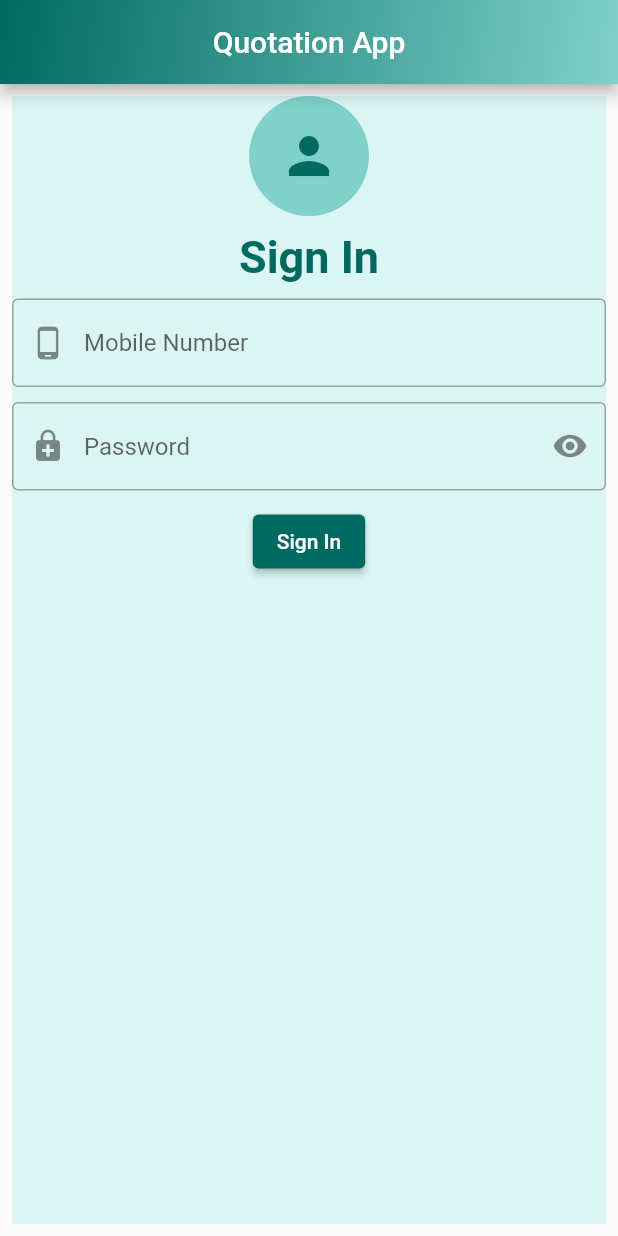
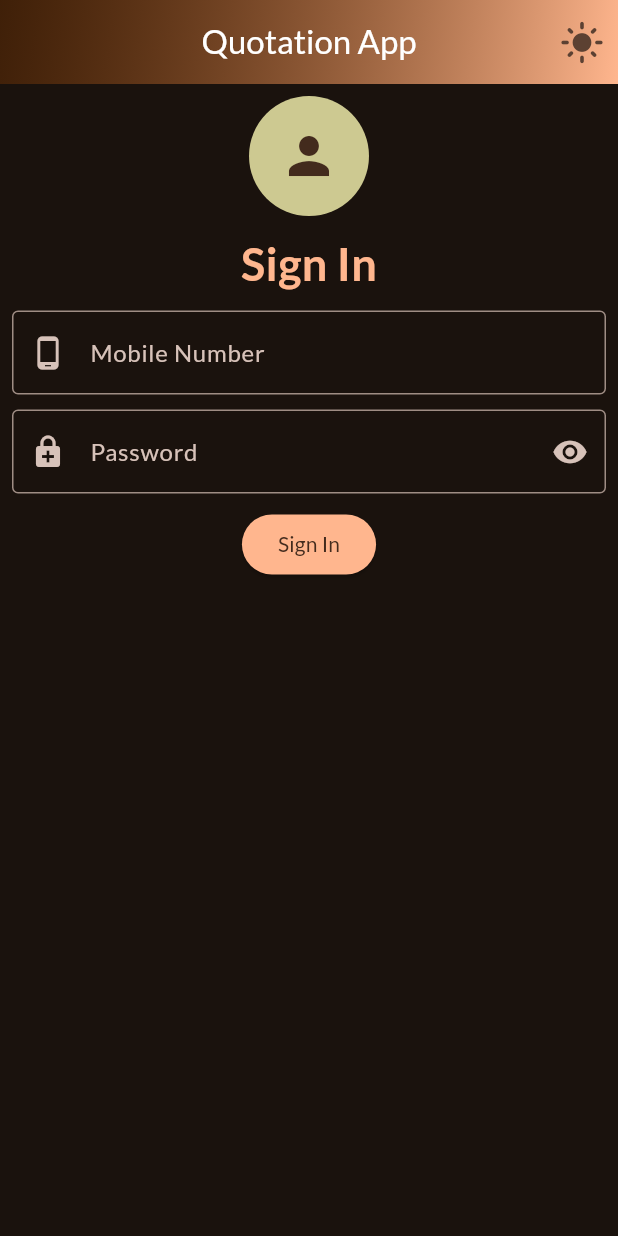
Before and after one commit to Kishore-r-77/flutter_quotation, a Flutter app: the screen it shows after launch, after a tap on "Sign In", on a phone screen of 412 x 824 dp. Run offline on Flutter 3.47's test engine with Material 2 defaults, Android fonts, the light colour scheme and no system bars; our stand-ins replace dio, flutter_riverpod, google_fonts, shared_preferences; network calls fail.

Commit message:
implemented dark and light theme

```diff
--- a/lib/main.dart
+++ b/lib/main.dart
@@ -1,17 +1,34 @@
 import 'package:flutter/material.dart';
 import 'package:flutter_riverpod/flutter_riverpod.dart';
+import 'package:quotation_flutter/providers/darkProvider/dark_provider.dart';
 import 'package:quotation_flutter/screens/loginScreen/login_screen.dart';
 import 'package:quotation_flutter/utils/theme/theme_content.dart';
 
 void main() {
   // WidgetsFlutterBinding.ensureInitialized();
   runApp(
-    ProviderScope(
-      child: MaterialApp(
-        debugShowCheckedModeBanner: false,
-        theme: ThemeContent.lightThemeData,
-        home: const LoginScreen(),
-      ),
+    const ProviderScope(
+      child: MyApp(),
     ),
   );
 }
+
+class MyApp extends ConsumerStatefulWidget {
+  const MyApp({super.key});
+
+  @override
+  ConsumerState<MyApp> createState() => _MyAppState();
+}
+
+class _MyAppState extends ConsumerState<MyApp> {
+  @override
+  Widget build(BuildContext context) {
+    final isDark = ref.watch(darkProvider);
+
+    return MaterialApp(
+      debugShowCheckedModeBanner: false,
+      theme: isDark ? ThemeContent.darkThemeData : ThemeContent.lightThemeData,
+      home: const LoginScreen(),
+    );
+  }
+}
--- /dev/null
+++ b/lib/providers/darkProvider/dark_provider.dart
@@ -0,0 +1,13 @@
+import 'package:flutter_riverpod/flutter_riverpod.dart';
+
+class DarkThemeNotifer extends StateNotifier<bool> {
+  DarkThemeNotifer() : super(true);
+
+  toggleDarkTheme() {
+    state = !state;
+  }
+}
+
+final darkProvider = StateNotifierProvider<DarkThemeNotifer, bool>(
+  (ref) => DarkThemeNotifer(),
+);
--- a/lib/screens/loginScreen/login_screen.dart
+++ b/lib/screens/loginScreen/login_screen.dart
@@ -31,16 +31,16 @@ class _LoginScreenState extends ConsumerState<LoginScreen> {
         margin: const EdgeInsets.all(8),
         alignment: Alignment.center,
         decoration: BoxDecoration(
-          color: AppUtils.appLightBackground,
+          color: Theme.of(context).colorScheme.background,
         ),
         child: Column(
           children: [
             CircleAvatar(
               radius: 40,
-              backgroundColor: Theme.of(context).colorScheme.background,
+              backgroundColor: Theme.of(context).colorScheme.tertiary,
               child: Icon(
                 Icons.person,
-                color: Theme.of(context).colorScheme.primary,
+                color: Theme.of(context).colorScheme.onSecondary,
                 size: 40,
               ),
             ),
@@ -62,6 +62,8 @@ class _LoginScreenState extends ConsumerState<LoginScreen> {
                 child: Column(
               children: [
                 TextFormField(
+                  style:
+                      TextStyle(color: Theme.of(context).colorScheme.primary),
                   controller: mobileController,
                   decoration: const InputDecoration(
                       prefixIcon: Icon(Icons.phone_android),
@@ -73,6 +75,8 @@ class _LoginScreenState extends ConsumerState<LoginScreen> {
                   height: 10,
                 ),
                 TextFormField(
+                  style:
+                      TextStyle(color: Theme.of(context).colorScheme.primary),
                   controller: passwordController,
                   obscuringCharacter: "*",
                   obscureText: isSecure,
@@ -97,6 +101,10 @@ class _LoginScreenState extends ConsumerState<LoginScreen> {
                   height: 10,
                 ),
                 ElevatedButton(
+                  style: ElevatedButton.styleFrom(
+                      backgroundColor: Theme.of(context).colorScheme.primary,
+                      foregroundColor:
+                          Theme.of(context).colorScheme.onSecondary),
                   onPressed: () async {
                     final loginResponse = await ref
                         .read(loginProvider.notifier)
--- a/lib/utils/theme/theme_content.dart
+++ b/lib/utils/theme/theme_content.dart
@@ -3,22 +3,21 @@ import 'package:google_fonts/google_fonts.dart';
 
 class ThemeContent {
   static final ThemeData lightThemeData = ThemeData(
+    useMaterial3: true,
     colorScheme: ColorScheme.fromSeed(
       seedColor: Colors.teal,
       brightness: Brightness.light,
-      background: const Color.fromARGB(255, 127, 209, 201),
+      background: const Color.fromARGB(255, 223, 253, 250),
     ),
-    textTheme: TextTheme.lerp(
-      GoogleFonts.latoTextTheme(),
-      GoogleFonts.zillaSlabHighlightTextTheme(),
-      40.0,
-    ),
+    textTheme: GoogleFonts.latoTextTheme(),
   );
 
   static final ThemeData darkThemeData = ThemeData(
+    useMaterial3: true,
     colorScheme: ColorScheme.fromSeed(
-      seedColor: Colors.amber,
-      brightness: Brightness.light,
+      seedColor: const Color.fromARGB(255, 131, 57, 0),
+      onBackground: const Color.fromARGB(90, 131, 57, 0),
+      brightness: Brightness.dark,
     ),
     textTheme: GoogleFonts.latoTextTheme(),
   );
--- a/lib/widgets/customAppbar/custom_appbar.dart
+++ b/lib/widgets/customAppbar/custom_appbar.dart
@@ -1,23 +1,57 @@
 import 'package:flutter/material.dart';
+import 'package:flutter_riverpod/flutter_riverpod.dart';
+import 'package:quotation_flutter/providers/darkProvider/dark_provider.dart';
 
-class CustomAppBar extends StatelessWidget implements PreferredSizeWidget {
+class CustomAppBar extends ConsumerStatefulWidget
+    implements PreferredSizeWidget {
   const CustomAppBar({super.key, required this.title});
+  final String title;
+
+  @override
+  ConsumerState<CustomAppBar> createState() => _CustomAppBarState();
   @override
   Size get preferredSize => const Size.fromHeight(kToolbarHeight);
-  final String title;
+}
+
+class _CustomAppBarState extends ConsumerState<CustomAppBar> {
   @override
   Widget build(BuildContext context) {
+    final isDark = ref.watch(darkProvider);
+    void toggleDarkTheme() {
+      ref.watch(darkProvider.notifier).toggleDarkTheme();
+    }
+
     return AppBar(
       title: Text(
-        title,
+        widget.title,
+        style: const TextStyle(color: Colors.white),
       ),
+      actions: [
+        IconButton(
+            onPressed: () {
+              setState(() {
+                toggleDarkTheme();
+              });
+            },
+            icon: isDark
+                ? Icon(
+                    Icons.light_mode,
+                    size: 30,
+                    color: Theme.of(context).colorScheme.secondaryContainer,
+                  )
+                : const Icon(
+                    Icons.dark_mode,
+                    size: 30,
+                    color: Colors.white70,
+                  ))
+      ],
       centerTitle: true,
       flexibleSpace: Container(
         decoration: BoxDecoration(
           gradient: LinearGradient(
             colors: [
+              Theme.of(context).colorScheme.onBackground,
               Theme.of(context).colorScheme.primary,
-              Theme.of(context).colorScheme.background,
             ],
             begin: Alignment.topLeft,
             end: Alignment.bottomRight,
```
Also changed, not shown: lib/screens/quotation/quotation.dart (+14 -8 lines).
